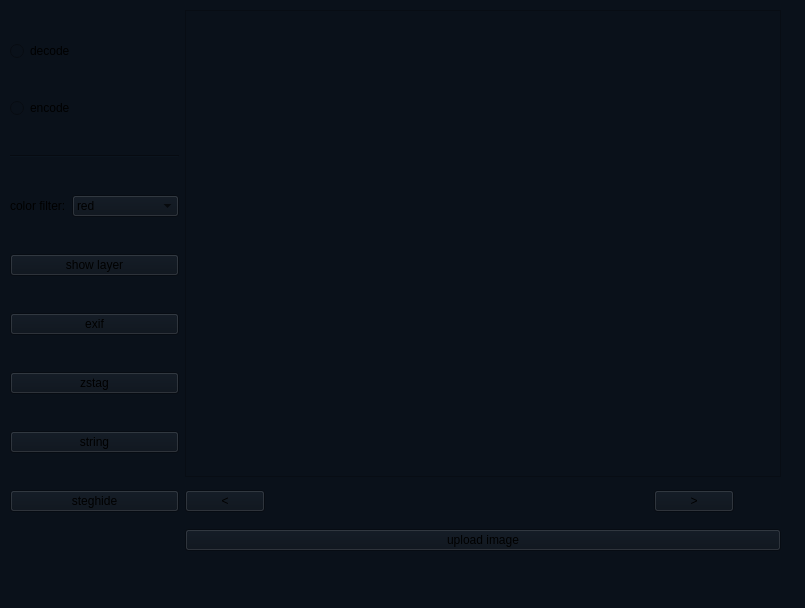
This is Covek-samo-srcem-dobro-vidi/mainwindow.ui in Marijameme/Covek-samo-srcem-dobro-vidi as Qt 5 draws it before an edit. The edited form follows.
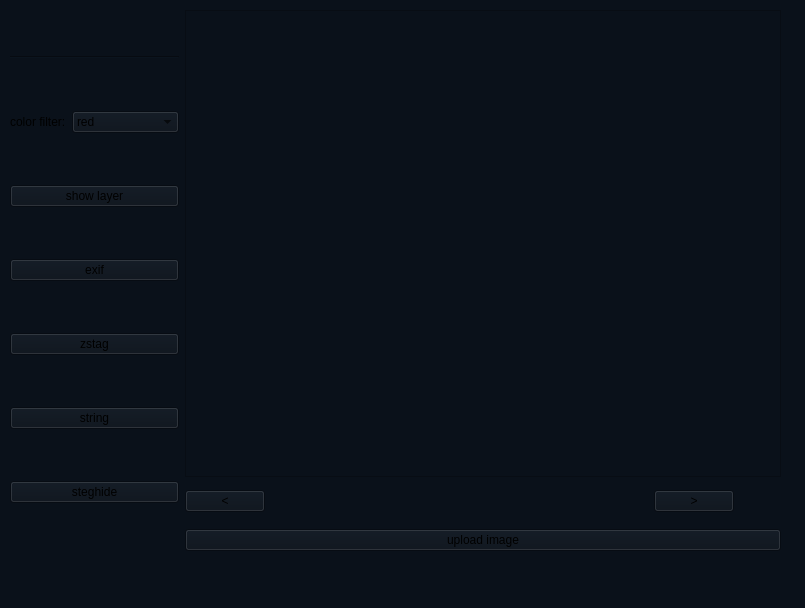
This is the edited form.

Commit message: feat: remove encode/decode buttons

The edit to the form file:
```diff
--- a/Covek-samo-srcem-dobro-vidi/mainwindow.ui
+++ b/Covek-samo-srcem-dobro-vidi/mainwindow.ui
@@ -29,20 +29,6 @@
     <layout class="QHBoxLayout" name="horizontalLayout">
      <item>
       <layout class="QVBoxLayout" name="verticalLayout">
-       <item>
-        <widget class="QRadioButton" name="rbDecode">
-         <property name="text">
-          <string>decode</string>
-         </property>
-        </widget>
-       </item>
-       <item>
-        <widget class="QRadioButton" name="rbEncode">
-         <property name="text">
-          <string>encode</string>
-         </property>
-        </widget>
-       </item>
        <item>
         <widget class="Line" name="line">
          <property name="orientation">
```
Left out of the diff: 2 changed lines with no effect on the pictures. The commit also changes 4 other files.
